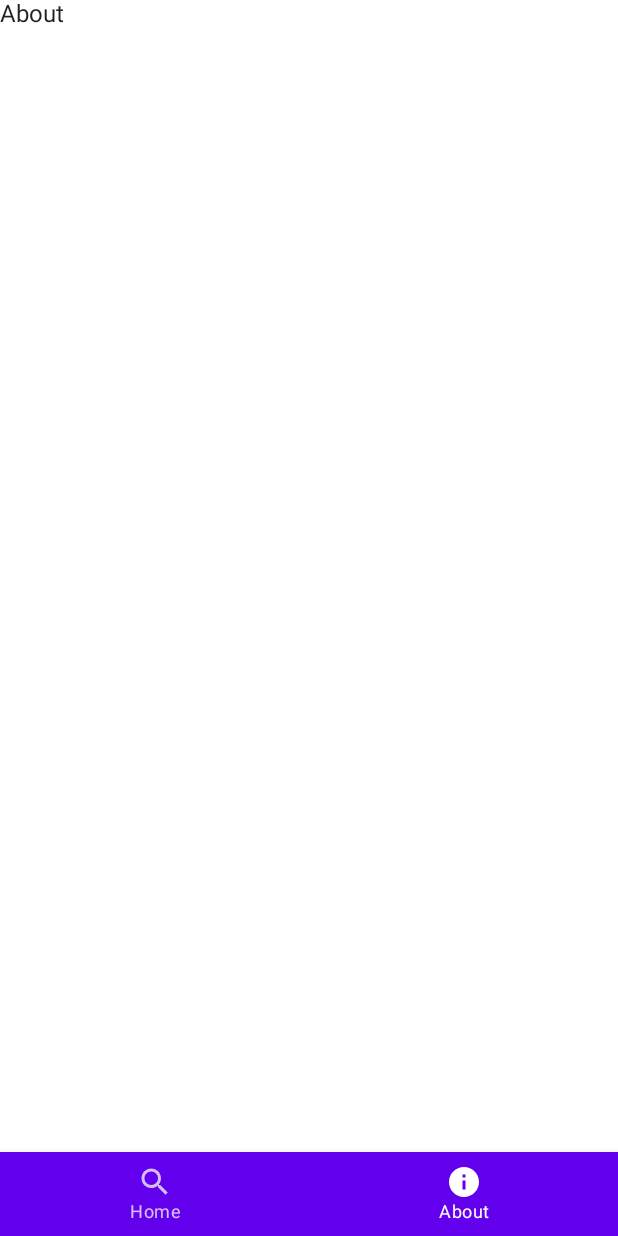
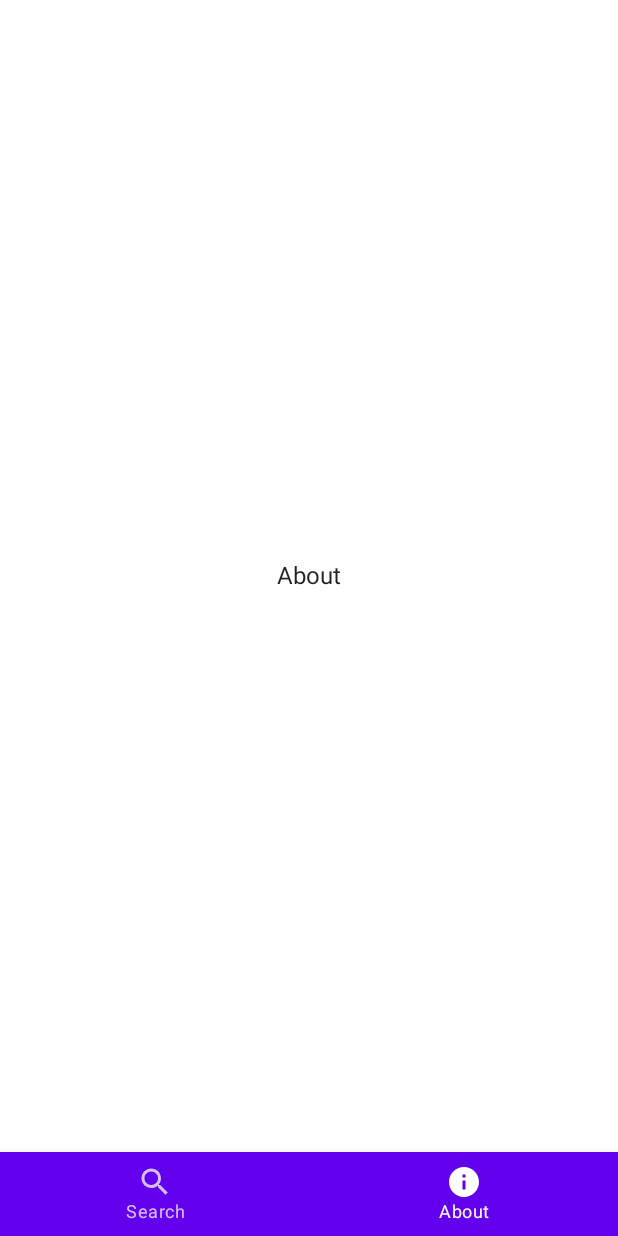
Before and after one commit to OkieLe/ComposeTakeAway, an Android app built with Jetpack Compose: the screen it shows after launch (MainActivity), item 2 of the bottom bar chosen, on a phone screen of 412 x 824 dp. Run offline under Robolectric (Android 15) with nearby library versions, the phone set to English and light mode, and no system bars; our stand-ins replace Dagger/Hilt's generated code.

Commit message:
[Le] about ui

```diff
--- a/app/src/main/java/com/example/takeaway/MainActivity.kt
+++ b/app/src/main/java/com/example/takeaway/MainActivity.kt
@@ -19,7 +19,7 @@ import androidx.navigation.compose.composable
 import androidx.navigation.compose.currentBackStackEntryAsState
 import com.example.takeaway.about.AboutScreen
 import com.example.takeaway.design.theme.TakeAwaySampleTheme
-import com.example.takeaway.home.HomeScreen
+import com.example.takeaway.search.SearchScreen
 import com.example.takeaway.model.MainUiState
 import com.example.takeaway.model.Screen
 import com.example.takeaway.model.rememberMainUiState
@@ -38,11 +38,11 @@ class MainActivity : ComponentActivity() {
                 ) { innerPadding ->
                     NavHost(
                         navController = uiState.navController,
-                        startDestination = Screen.Home.route,
+                        startDestination = Screen.Search.route,
                         modifier = Modifier.padding(innerPadding)
                     ) {
-                        composable(Screen.Home.route) { HomeScreen(uiState) }
-                        composable(Screen.About.route) { AboutScreen(uiState) }
+                        composable(Screen.Search.route) { SearchScreen(uiState) }
+                        composable(Screen.About.route) { AboutScreen() }
                     }
                 }
             }
--- a/app/src/main/java/com/example/takeaway/about/AboutScreen.kt
+++ b/app/src/main/java/com/example/takeaway/about/AboutScreen.kt
@@ -1,12 +1,24 @@
 package com.example.takeaway.about
 
+import androidx.compose.foundation.layout.Box
+import androidx.compose.foundation.layout.fillMaxSize
 import androidx.compose.material.Text
 import androidx.compose.runtime.Composable
+import androidx.compose.ui.Alignment
+import androidx.compose.ui.Modifier
 import androidx.compose.ui.res.stringResource
+import androidx.compose.ui.tooling.preview.Preview
 import com.example.takeaway.R
-import com.example.takeaway.model.MainUiState
 
 @Composable
-fun AboutScreen(uiState: MainUiState) {
-    Text(text = stringResource(id = R.string.about_label))
+fun AboutScreen() {
+    Box(modifier = Modifier.fillMaxSize(), contentAlignment = Alignment.Center) {
+        Text(text = stringResource(id = R.string.about_label))
+    }
 }
+
+@Preview(showBackground = true)
+@Composable
+fun AboutScreenPreview() {
+    AboutScreen()
+}
--- a/app/src/main/java/com/example/takeaway/model/MainUiState.kt
+++ b/app/src/main/java/com/example/takeaway/model/MainUiState.kt
@@ -90,10 +90,10 @@ private fun resources(): Resources {
 }
 
 sealed class Screen(val route: String, val icon: ImageVector, @StringRes val resourceId: Int) {
-    object Home : Screen("Home", Icons.Filled.Search, R.string.home_label)
+    object Search : Screen("Search", Icons.Filled.Search, R.string.search_label)
     object About : Screen("About", Icons.Filled.Info, R.string.about_label)
 
     companion object {
-        val items = listOf(Home, About)
+        val items = listOf(Search, About)
     }
 }
--- a/app/src/main/java/com/example/takeaway/home/HomeScreen.kt
+++ b/app/src/main/java/com/example/takeaway/search/SearchScreen.kt
@@ -1,4 +1,4 @@
-package com.example.takeaway.home
+package com.example.takeaway.search
 
 import androidx.compose.material.Text
 import androidx.compose.runtime.Composable
@@ -7,6 +7,6 @@ import com.example.takeaway.R
 import com.example.takeaway.model.MainUiState
 
 @Composable
-fun HomeScreen(uiState: MainUiState) {
-    Text(text = stringResource(id = R.string.home_label))
+fun SearchScreen(uiState: MainUiState) {
+    Text(text = stringResource(id = R.string.search_label))
 }
--- a/app/src/main/res/values/strings.xml
+++ b/app/src/main/res/values/strings.xml
@@ -1,5 +1,5 @@
 <resources>
-    <string name="app_name">TakeAwaySample</string>
-    <string name="home_label">Home</string>
+    <string name="app_name">Dictionary Sample</string>
+    <string name="search_label">Search</string>
     <string name="about_label">About</string>
 </resources>
```
